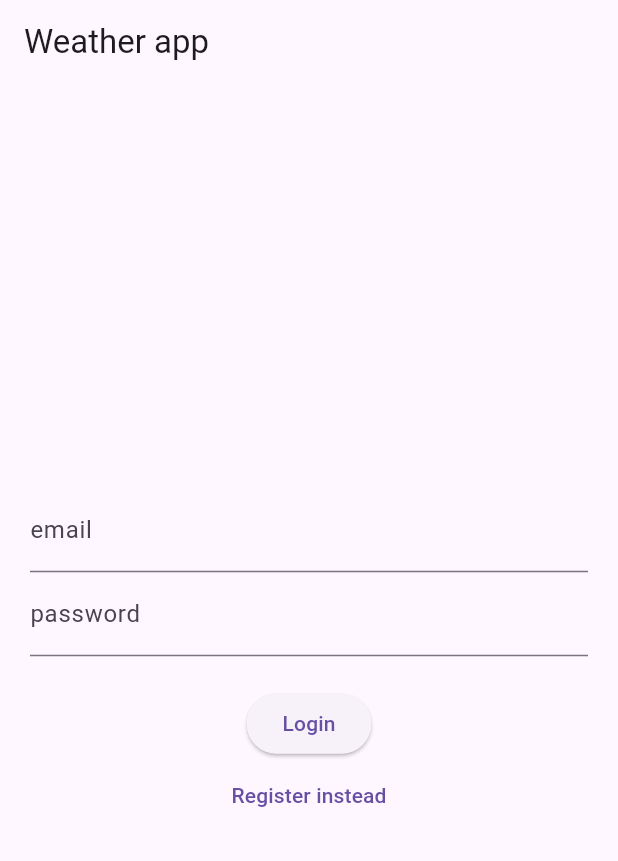
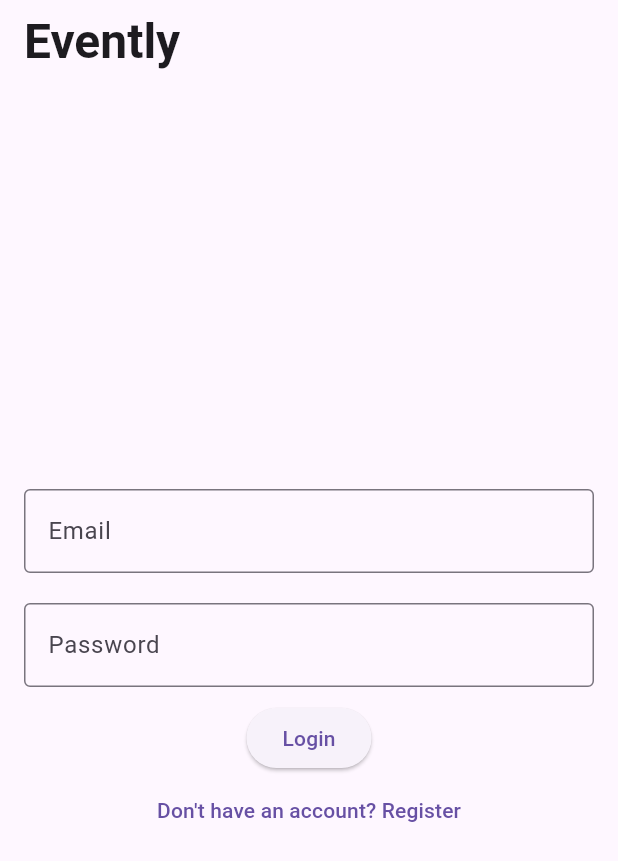
Before and after one commit to DvorsakGal/Evently, a Flutter app: the screen it shows after launch, on a phone screen of 412 x 824 dp. Shown: the top 861 px of the screen. Run offline on Flutter 3.47's test engine with Material 3 defaults, Android fonts, the phone set to English and light mode, and no system bars; our stand-ins replace cloud_firestore, dio, firebase_auth, firebase_core, weather; accounts and stored records are empty.

Commit message:
zadnje spremembe

```diff
--- a/evently_app/lib/pages/login_register_page.dart
+++ b/evently_app/lib/pages/login_register_page.dart
@@ -1,17 +1,13 @@
-import 'dart:math';
-import 'package:evently_app/firestore/firestore_service.dart';
 import 'package:flutter/material.dart';
 import 'package:firebase_auth/firebase_auth.dart';
-import 'package:evently_app/auth.dart';
+import 'dart:math';
 
-class LoginPage extends StatefulWidget {
-  const LoginPage({Key? key}) : super(key: key);
-
+class LoginRegisterPage extends StatefulWidget {
   @override
-  State<LoginPage> createState() => _LoginPageState();
+  State<LoginRegisterPage> createState() => _LoginRegisterPageState();
 }
 
-class _LoginPageState extends State<LoginPage> {
+class _LoginRegisterPageState extends State<LoginRegisterPage> {
   String? errorMessage = "";
   bool isLogin = true;
 
@@ -26,7 +22,7 @@ class _LoginPageState extends State<LoginPage> {
 
   Future<void> signInWithEmailAndPassword() async {
     try {
-      await Auth().signInWithEmailAndPassword(
+      await FirebaseAuth.instance.signInWithEmailAndPassword(
         email: _controllerEmail.text,
         password: _controllerPassword.text,
       );
@@ -39,26 +35,10 @@ class _LoginPageState extends State<LoginPage> {
 
   Future<void> createUserWithEmailAndPassword() async {
     try {
-      //Register the user with firebase auth
-      await Auth().createUserWithEmailAndPassword(
+      await FirebaseAuth.instance.createUserWithEmailAndPassword(
         email: _controllerEmail.text,
         password: _controllerPassword.text,
       );
-
-      //Get the current user
-      final user = Auth().currentUser;
-      if (user != null) {
-        // Generate a random profile picture color
-        final profilePicture = generateRandomColor();
-
-        // Add user to firestore
-        await FirestoreService().addUser(
-          uid: user.uid,
-          name: _controllerName.text,
-          email: _controllerEmail.text,
-          profilePicture: profilePicture,
-        );
-      }
     } on FirebaseAuthException catch (e) {
       setState(() {
         errorMessage = e.message;
@@ -67,26 +47,44 @@ class _LoginPageState extends State<LoginPage> {
   }
 
   Widget _title() {
-    return const Text("Weather app");
+    return const Text(
+      "Evently",
+      style: TextStyle(
+        fontSize: 32,
+        fontWeight: FontWeight.bold,
+      ),
+    );
   }
 
-  Widget _entryField(String title, TextEditingController controller) {
-    return TextField(
-      controller: controller,
-      decoration: InputDecoration(
-        labelText: title,
+  Widget _entryField(String title, TextEditingController controller, {bool isPassword = false}) {
+    return Padding(
+      padding: const EdgeInsets.symmetric(vertical: 10),
+      child: TextField(
+        controller: controller,
+        obscureText: isPassword,
+        decoration: InputDecoration(
+          labelText: title,
+          border: OutlineInputBorder(),
+        ),
       ),
     );
   }
 
   Widget _errorMessage() {
-    return Text(errorMessage == "" ? "" : "Humm ? $errorMessage");
+    return errorMessage == null || errorMessage!.isEmpty
+        ? const SizedBox.shrink()
+        : Padding(
+            padding: const EdgeInsets.symmetric(vertical: 10),
+            child: Text(
+              "Humm ? $errorMessage",
+              style: const TextStyle(color: Colors.red),
+            ),
+          );
   }
 
   Widget _submitButton() {
     return ElevatedButton(
-      onPressed:
-          isLogin ? signInWithEmailAndPassword : createUserWithEmailAndPassword,
+      onPressed: isLogin ? signInWithEmailAndPassword : createUserWithEmailAndPassword,
       child: Text(isLogin ? "Login" : "Register"),
     );
   }
@@ -98,7 +96,7 @@ class _LoginPageState extends State<LoginPage> {
           isLogin = !isLogin;
         });
       },
-      child: Text(isLogin ? "Register instead" : "Login instead"),
+      child: Text(isLogin ? "Don't have an account? Register" : "Already have an account? Login"),
     );
   }
 
@@ -108,19 +106,14 @@ class _LoginPageState extends State<LoginPage> {
       appBar: AppBar(
         title: _title(),
       ),
-      body: Container(
-        height: double.infinity,
-        width: double.infinity,
-        padding: const EdgeInsets.all(20),
+      body: Padding(
+        padding: const EdgeInsets.all(16.0),
         child: Column(
-          crossAxisAlignment: CrossAxisAlignment.center,
           mainAxisAlignment: MainAxisAlignment.center,
-          children: <Widget>[
-            if (!isLogin)
-              _entryField(
-                  "name", _controllerName), //pridobi ime ob registraciji
-            _entryField("email", _controllerEmail),
-            _entryField("password", _controllerPassword),
+          children: [
+            if (!isLogin) _entryField("Name", _controllerName),
+            _entryField("Email", _controllerEmail),
+            _entryField("Password", _controllerPassword, isPassword: true),
             _errorMessage(),
             _submitButton(),
             _loginOrRegisterButton(),
--- a/evently_app/lib/widget_tree.dart
+++ b/evently_app/lib/widget_tree.dart
@@ -19,7 +19,7 @@ class _WidgetTreeState extends State<WidgetTree> {
         if (snapshot.hasData) {
           return HomePage();
         } else {
-          return const LoginPage();
+          return LoginRegisterPage();
         }
       },
     );
```
Also changed, not shown: evently_app/lib/pages/event_page.dart (+13 -9 lines), evently_app/lib/pages/home_page.dart (+47 -25 lines), evently_app/lib/pages/task_page.dart (+49 -36 lines).
